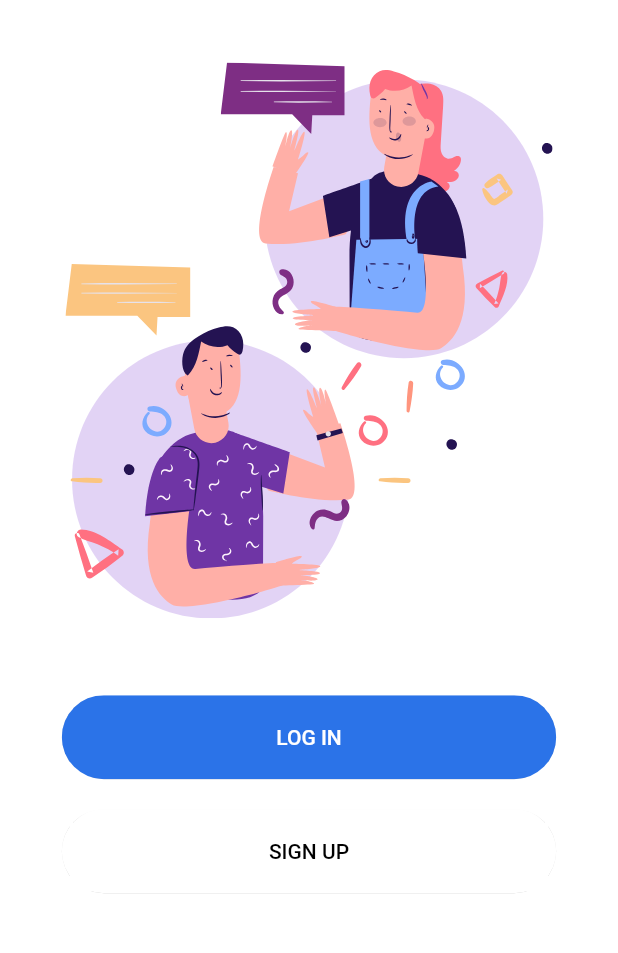
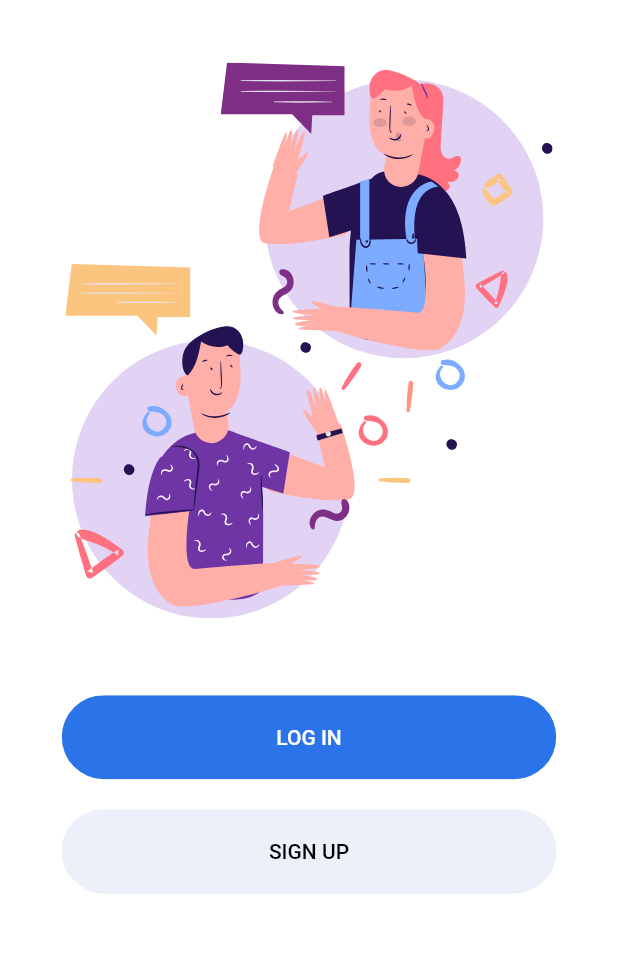
Before and after one commit to hoangpm6814/One-On-One-Learning, a Flutter app: the screen it shows after launch, on a phone screen of 412 x 824 dp, the part 190-1143 px from its top. Run offline on Flutter 3.47's test engine with Material 2 defaults, Android fonts, the phone set to English and light mode, and no system bars; our stand-ins replace flutter_svg.

Commit message:
Change primary light color

```diff
--- a/lib/constants.dart
+++ b/lib/constants.dart
@@ -1,4 +1,4 @@
 import 'package:flutter/material.dart';
 
 const kPrimaryColor = Color(0xFF2b73e8);
-const kPrimaryLightColor = Colors.white;
+const kPrimaryLightColor = Color(0xFFecf0fb);
```
